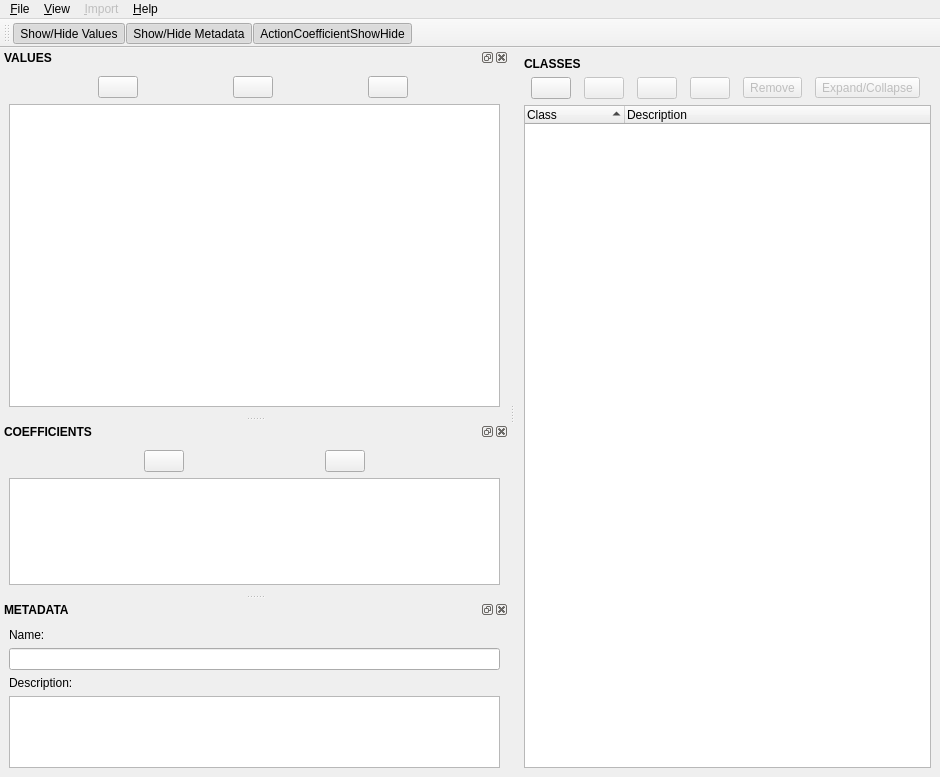
This is LCCEditor/gui/main.ui in USEPA/LCCEditor as Qt 5 draws it before an edit. The edited form follows.
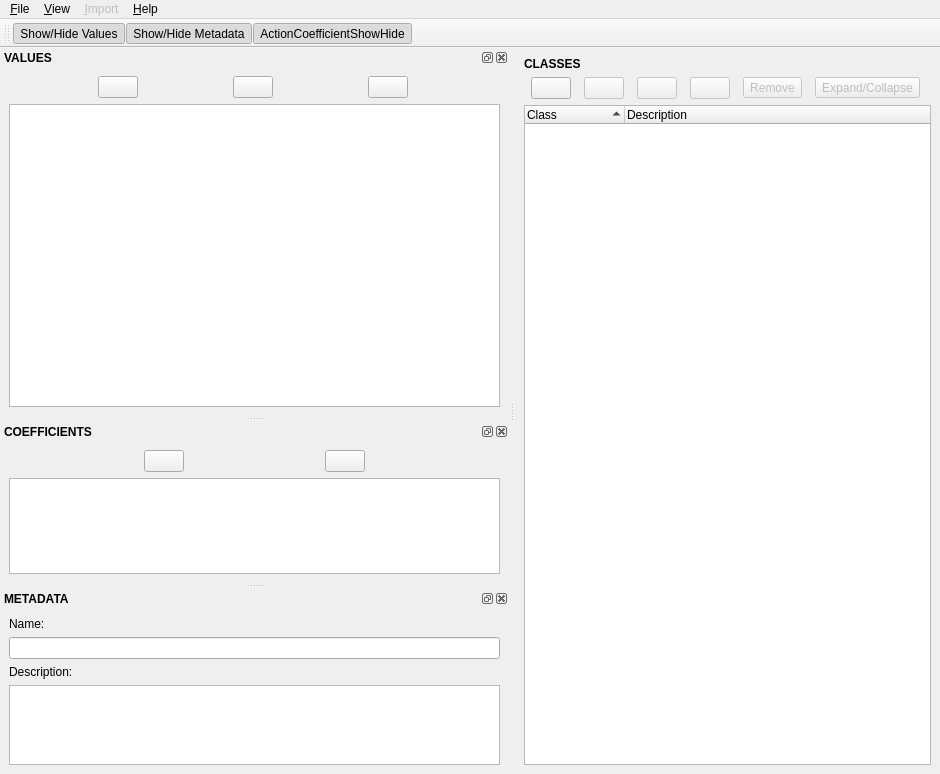
This is the edited form. Icons and pictures are not drawn.

```diff
--- a/LCCEditor/gui/main.ui
+++ b/LCCEditor/gui/main.ui
@@ -457,10 +457,16 @@
    </widget>
   </widget>
   <widget class="QDockWidget" name="CoefficientDock">
+   <property name="sizePolicy">
+    <sizepolicy hsizetype="Expanding" vsizetype="Preferred">
+     <horstretch>0</horstretch>
+     <verstretch>0</verstretch>
+    </sizepolicy>
+   </property>
    <property name="minimumSize">
     <size>
-     <width>509</width>
-     <height>172</height>
+     <width>0</width>
+     <height>0</height>
     </size>
    </property>
    <property name="font">
@@ -552,10 +558,16 @@
    </widget>
   </widget>
   <widget class="QDockWidget" name="MetadataDock">
+   <property name="sizePolicy">
+    <sizepolicy hsizetype="Expanding" vsizetype="Preferred">
+     <horstretch>0</horstretch>
+     <verstretch>0</verstretch>
+    </sizepolicy>
+   </property>
    <property name="minimumSize">
     <size>
-     <width>509</width>
-     <height>177</height>
+     <width>0</width>
+     <height>0</height>
     </size>
    </property>
    <property name="font">
```
Left out of the diff: 6 changed lines with no effect on the pictures.
